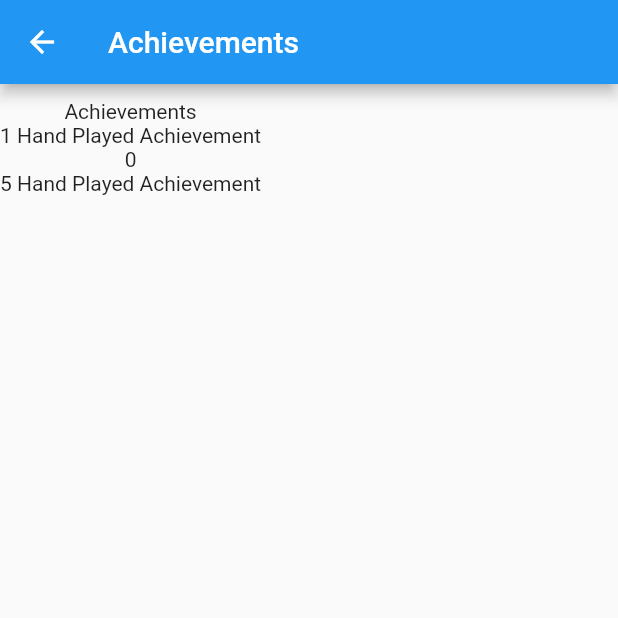
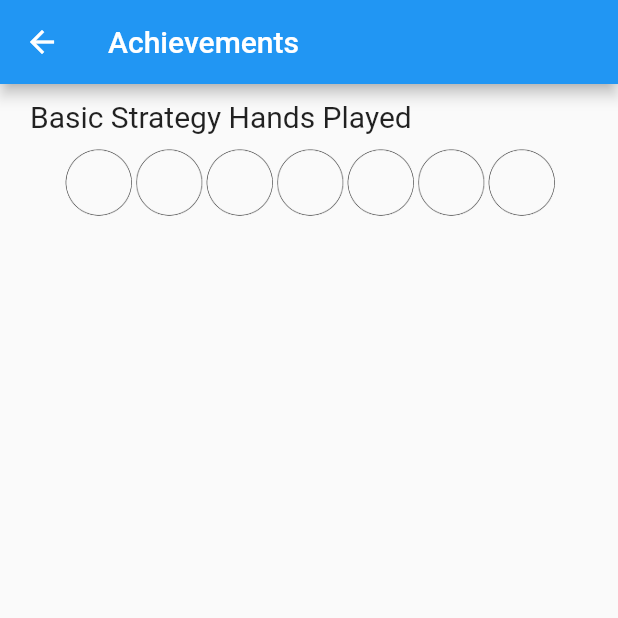
Before and after one commit to Eric-Lingren/count_champ, a Flutter app: the Home screen opened by its route, after a tap on "Achievements", on a phone screen of 412 x 824 dp, the top half of it. Run offline on Flutter 3.47's test engine with Material 2 defaults, Android fonts, the phone set to English and light mode, and no system bars; our stand-ins replace audioplayers, bloc, equatable, flutter_bloc, hydrated_bloc, test_api.

Commit message:
adding widgets to achievements page

```diff
--- a/lib/main.dart
+++ b/lib/main.dart
@@ -97,7 +97,7 @@ class _MyAppState extends State<MyApp> {
       ],
       child: MaterialApp(
         title: 'Count Champ',
-        initialRoute: '/',
+        initialRoute: '/achievements',
         // initialRoute: '/basic_strategy_trainer',
         theme: ThemeData(
           primarySwatch: Colors.blue,
--- a/lib/pages/achievements_page.dart
+++ b/lib/pages/achievements_page.dart
@@ -1,4 +1,5 @@
 import 'package:count_champ/logic/cubits/achievements_cubit/achievements_cubit.dart';
+import 'package:count_champ/widgets/achievements/achievements_chip_row.dart';
 import 'package:flutter/cupertino.dart';
 import 'package:flutter/material.dart';
 import 'package:flutter_bloc/flutter_bloc.dart';
@@ -28,17 +29,24 @@ class AchievementsPage extends StatelessWidget {
           margin: const EdgeInsets.only(top: 10.0),
           child: Column(
             children: [
-              const Text('Achievements'),
-              const Text('1 Hand Played Achievement'),
+              Row(
+                mainAxisAlignment: MainAxisAlignment.start,
+                children: [
+                  Container(
+                    padding: EdgeInsets.fromLTRB(20, 0, 0, 10),
+                    child: const Text(
+                      'Basic Strategy Hands Played',
+                      style: TextStyle(fontSize: 20),
+                    ),
+                  ),
+                ],
+              ),
+
               BlocBuilder<AchievementsCubit, AchievementsState>(
                   builder: (context, state) {
-                return Text(state.bsTotalPlayedAchievement.toString() );
+                return AchievementsChipRow(achievements: state.bsTotalPlayedAchievement);
               }),
-              const Text('5 Hand Played Achievement'),
-              // BlocBuilder<AchievementsCubit, AchievementsState>(
-              //     builder: (context, state) {
-              //   return Text(state.reached5HandsPlayed.toString() );
-              // }),
+
             ],
           ),
         )));
--- /dev/null
+++ b/lib/widgets/achievements/achievements_chip_row.dart
@@ -0,0 +1,60 @@
+import 'package:flutter/cupertino.dart';
+
+class AchievementsChipRow extends StatelessWidget {
+  final int achievements;
+  final List achievementImages = [
+    'assets/images/chips/1_white.png',
+    'assets/images/chips/5_red.png',
+    'assets/images/chips/25_green.png',
+    'assets/images/chips/100_black.png',
+    'assets/images/chips/500_purple.png',
+    'assets/images/chips/1000_orange.png',
+    'assets/images/chips/5000_grey.png',
+  ];
+
+  AchievementsChipRow({Key? key, required this.achievements}) : super(key: key);
+
+  @override
+  Widget build(BuildContext context) {
+    // int test = 5;
+    final List achievementLevels = [1, 2, 3, 4, 5, 6, 7, 8, 9];
+    int lastAchievementIndex =
+        achievementLevels.indexWhere((i) => i > achievements);
+    // print(lastAchievementIndex);
+
+    List userAchievements = achievementImages.sublist(0, lastAchievementIndex);
+
+    int missingAchievements =
+        (achievementLevels.length - userAchievements.length)-2;
+    print(missingAchievements);
+    print('----------------');
+    for (int i = 0; i < missingAchievements; i++) {
+      print(i);
+      userAchievements.add('assets/images/chips/circle.png');
+    }
+
+    return Container(
+      margin: const EdgeInsets.only(left: 20.0, right: 20.0),
+      child: Row(
+          mainAxisAlignment: MainAxisAlignment.center,
+          children: userAchievements
+              .map<Widget>(
+                (chipPath) => Container(
+                  // margin: const EdgeInsets.only(left: 30.0),
+                  margin: const EdgeInsets.only(
+                    left: 2.0,
+                  ),
+                  // child: Positioned(
+                  // top: -150,
+                  child: Image(
+                      image: AssetImage(chipPath),
+                      width: 45,
+                      height:
+                          45), // TODO make this synamic based on screen size
+                  // ),
+                ),
+              )
+              .toList()),
+    );
+  }
+}
```
Also changed, not shown: lib/pages/home.dart (+2 -116 lines), lib/widgets/global_widgets/achievement_unlocked_alert_widget.dart (added, +120 -0 lines), assets/images/chips/circle.png (added).
